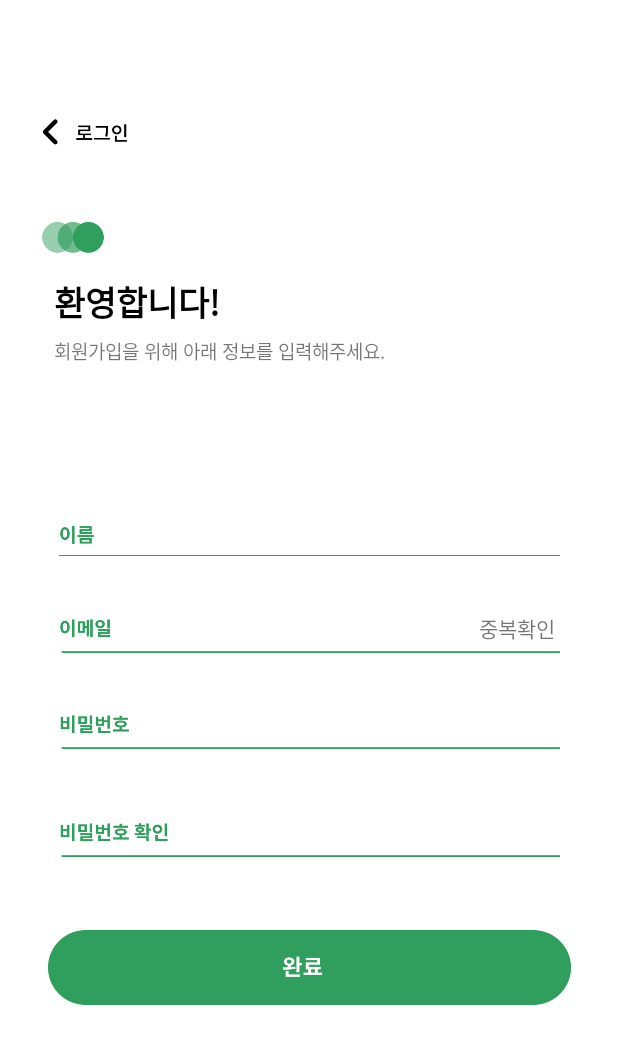
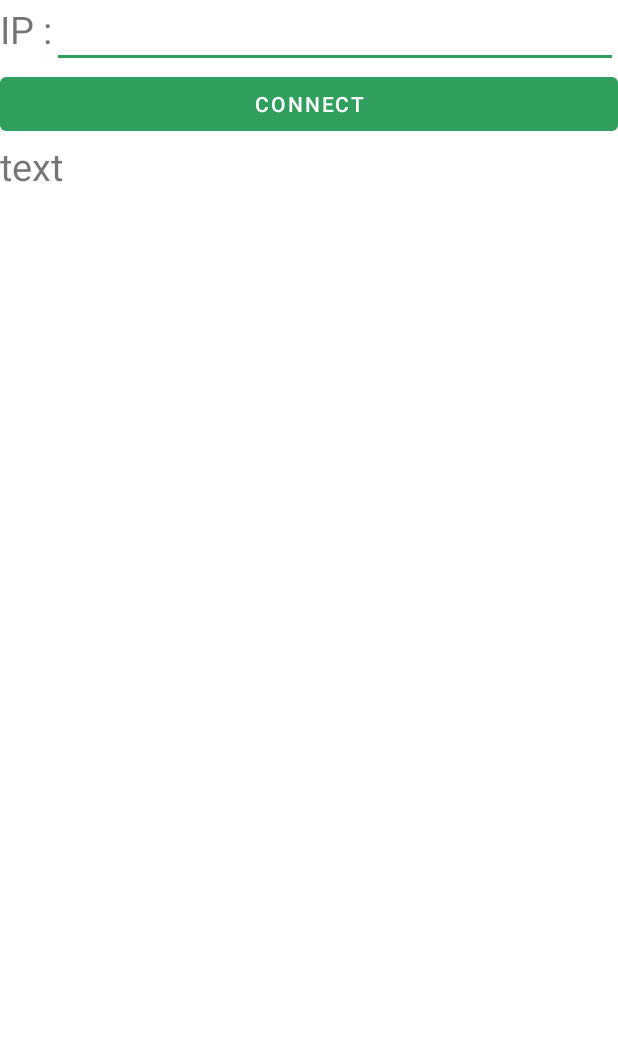
Before and after one commit to leejihyeon240/OneByOne, an Android app: the screen it shows after launch (RegisterActivity before the commit, PythonActivity after it), after a tap on an icon or button, on a phone screen of 412 x 824 dp. Shown: the top 1044 px of the screen. Run offline under Robolectric (Android 15) with nearby library versions, the phone set to English and light mode, and no system bars; our stand-ins replace Firebase (no records; nobody signed in at launch, a user with empty details on screens opened directly).

Commit message:
hyerm 지현이 python

```diff
--- a/app/src/main/java/com/example/onebyone/LoginActivity.kt
+++ b/app/src/main/java/com/example/onebyone/LoginActivity.kt
@@ -62,7 +62,8 @@ class LoginActivity : AppCompatActivity() {
 
 
         login_register_btn.setOnClickListener {
-            val intent = Intent(this, RegisterActivity::class.java)
+//            val intent = Intent(this, RegisterActivity::class.java)
+            val intent = Intent(this, PythonActivity::class.java)
             startActivity(intent)
         }
 
--- /dev/null
+++ b/app/src/main/java/com/example/onebyone/PythonActivity.kt
@@ -0,0 +1,105 @@
+package com.example.onebyone
+
+import android.os.Bundle
+import android.os.Handler
+import android.util.Log
+import android.view.View
+import android.widget.Button
+import android.widget.EditText
+import android.widget.TextView
+import androidx.appcompat.app.AppCompatActivity
+import java.io.DataInputStream
+import java.io.DataOutputStream
+import java.io.IOException
+import java.net.Socket
+
+
+class PythonActivity : AppCompatActivity(), View.OnClickListener {
+    var connect_btn // ip 받아오는 버튼
+            : Button? = null
+    var ip_edit // ip 에디트
+            : EditText? = null
+    var show_text // 서버에서온거 보여주는 에디트
+            : TextView? = null
+
+    // hyerm추가 ) 파이썬에서 넘긴 값 저장 ( 0 빼려고 따로 선언)
+    var result : Int? = null
+
+    // 소켓통신에 필요한것
+    private val html = ""
+    private var mHandler: Handler? = null
+    private var socket: Socket? = null
+    private var dos: DataOutputStream? = null
+    private var dis: DataInputStream? = null
+    private val ip = "192.168.219.179" // IP 번호
+    private val port = 8080 // port 번호
+    override fun onCreate(savedInstanceState: Bundle?) {
+        super.onCreate(savedInstanceState)
+        setContentView(com.example.onebyone.R.layout.activity_python)
+        connect_btn = findViewById<View>(com.example.onebyone.R.id.connect_btn) as Button
+        connect_btn!!.setOnClickListener(this)
+        ip_edit = findViewById<View>(com.example.onebyone.R.id.ip_edit) as EditText
+        show_text = findViewById<View>(com.example.onebyone.R.id.show_text) as TextView
+    }
+
+    override fun onClick(v: View) {
+        when (v.getId()) {
+            com.example.onebyone.R.id.connect_btn -> connect()
+        }
+    }
+
+    // 로그인 정보 db에 넣어주고 연결시켜야 함.
+    fun connect() {
+        mHandler = Handler()
+        Log.w("connect", "연결 하는중")
+        // 받아오는거
+        val checkUpdate: Thread = object : Thread() {
+            override fun run() {
+// ip받기
+                val newip = ip_edit!!.text.toString()
+
+// 서버 접속
+                try {
+                    socket = Socket(newip, port)
+                    Log.w("서버 접속됨", "서버 접속됨")
+                } catch (e1: IOException) {
+                    Log.w("서버접속못함", "서버접속못함")
+                    e1.printStackTrace()
+                }
+                Log.w("edit 넘어가야 할 값 : ", "안드로이드에서 서버로 연결요청")
+                try {
+                    dos = DataOutputStream(socket!!.getOutputStream()) // output에 보낼꺼 넣음
+                    dis = DataInputStream(socket!!.getInputStream()) // input에 받을꺼 넣어짐
+                    dos!!.writeUTF("항목명") // 이게 파이썬으로 넘어가 지현아 ***
+                } catch (e: IOException) {
+                    e.printStackTrace()
+                    Log.w("버퍼", "버퍼생성 잘못됨")
+                }
+                Log.w("버퍼", "버퍼생성 잘됨")
+
+// 서버에서 계속 받아옴 - 한번은 문자, 한번은 숫자를 읽음. 순서 맞춰줘야 함.
+                try {
+                    var line = ""
+                    var line2: Int
+                    while (true) {
+                        line = dis!!.readUTF()
+                        line2 = dis!!.read()
+
+                        // hyerm 추가
+                        if (line2!=0){
+                            result=line2
+                        }
+
+                        Log.w("서버에서 받아온 값 ", "" + line)
+                        Log.w("서버에서 받아온 값 ", "" + line2)
+                        Log.w("서버에서 받아온 값 (hyerm 정제) ", "" + result) // 이게 최종 값이야 **
+                        show_text?.setText(result.toString())
+                    }
+                } catch (e: Exception) {
+                }
+            }
+        }
+        // 소켓 접속 시도, 버퍼생성
+        checkUpdate.start()
+    }
+}
--- /dev/null
+++ b/app/src/main/res/layout/activity_python.xml
@@ -0,0 +1,58 @@
+<?xml version="1.0" encoding="utf-8"?>
+<RelativeLayout
+        xmlns:android="http://schemas.android.com/apk/res/android"
+        xmlns:tools="http://schemas.android.com/tools"
+        xmlns:app="http://schemas.android.com/apk/res-auto"
+        android:layout_width="match_parent"
+        android:layout_height="match_parent"
+        tools:context=".PythonActivity">
+
+    <LinearLayout
+            android:layout_width="match_parent"
+            android:layout_height="wrap_content"
+            android:orientation="vertical"
+            android:id="@+id/linearLayout">
+        <!--android:layout_centerInParent="true"-->
+
+
+        <LinearLayout
+                android:layout_width="match_parent"
+                android:layout_height="wrap_content"
+                android:layout_centerInParent="true">
+
+            <TextView
+                    android:layout_width="wrap_content"
+                    android:layout_height="wrap_content"
+                    android:text="IP :"
+                    android:textSize="25dp"
+                    tools:text="IP :" />
+
+            <EditText
+                    android:id="@+id/ip_edit"
+                    android:layout_width="match_parent"
+                    android:layout_height="wrap_content"
+                    android:ems="10" />
+        </LinearLayout>
+
+        <LinearLayout
+                android:layout_width="match_parent"
+                android:layout_height="wrap_content"
+                android:orientation="horizontal">
+
+            <Button
+                    android:id="@+id/connect_btn"
+                    android:layout_width="wrap_content"
+                    android:layout_height="wrap_content"
+                    android:layout_weight="1"
+                    android:text="CONNECT" />
+        </LinearLayout>
+
+        <TextView
+                android:id="@+id/show_text"
+                android:layout_width="wrap_content"
+                android:layout_height="wrap_content"
+                android:text="text"
+                android:textSize="25dp" />
+    </LinearLayout>
+
+</RelativeLayout>
```
Also changed, not shown: app/src/main/AndroidManifest.xml (+19 -14 lines).
